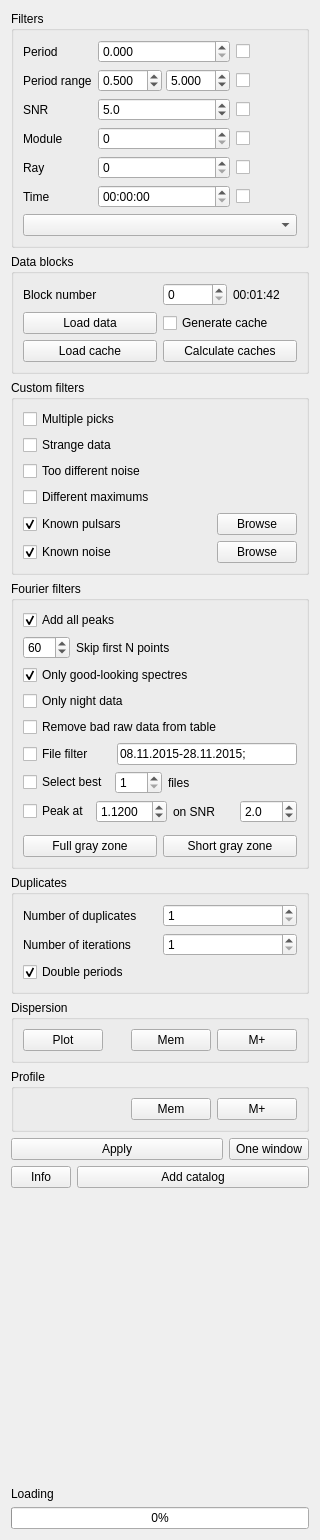
First picture: the form in src/analytics.ui, repository vtyulb/BSA-Analytics, before the edit.
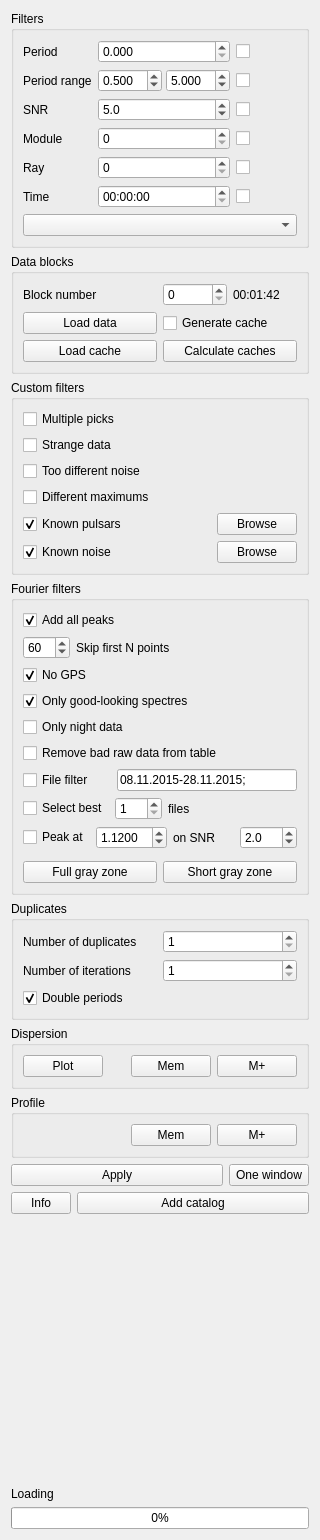
Second picture: the form after the edit.

Commit message: no GPS filter

The edit to the form file:
```diff
--- a/src/analytics.ui
+++ b/src/analytics.ui
@@ -470,6 +470,16 @@
         </layout>
        </widget>
       </item>
+      <item>
+       <widget class="QCheckBox" name="noGPS">
+        <property name="text">
+         <string>No GPS</string>
+        </property>
+        <property name="checked">
+         <bool>true</bool>
+        </property>
+       </widget>
+      </item>
       <item>
        <widget class="QCheckBox" name="fourierGoodLookingSpectresOnly">
         <property name="enabled">
```
Left out of the diff: 34 changed lines with no effect on the pictures. The commit also changes 2 other files.
